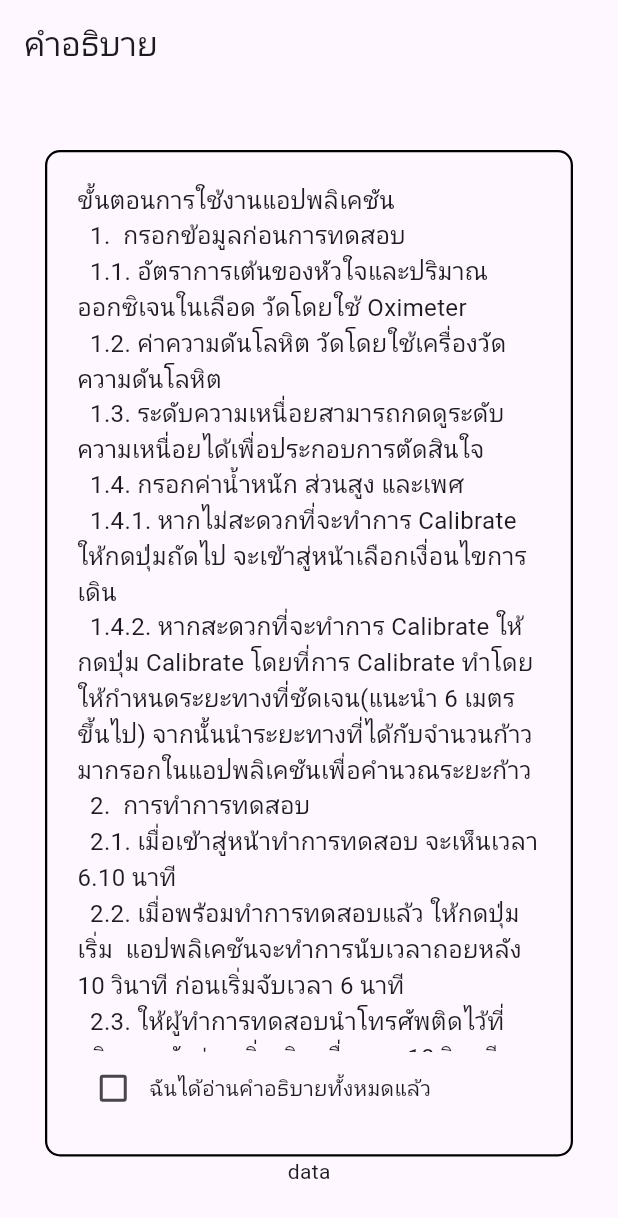
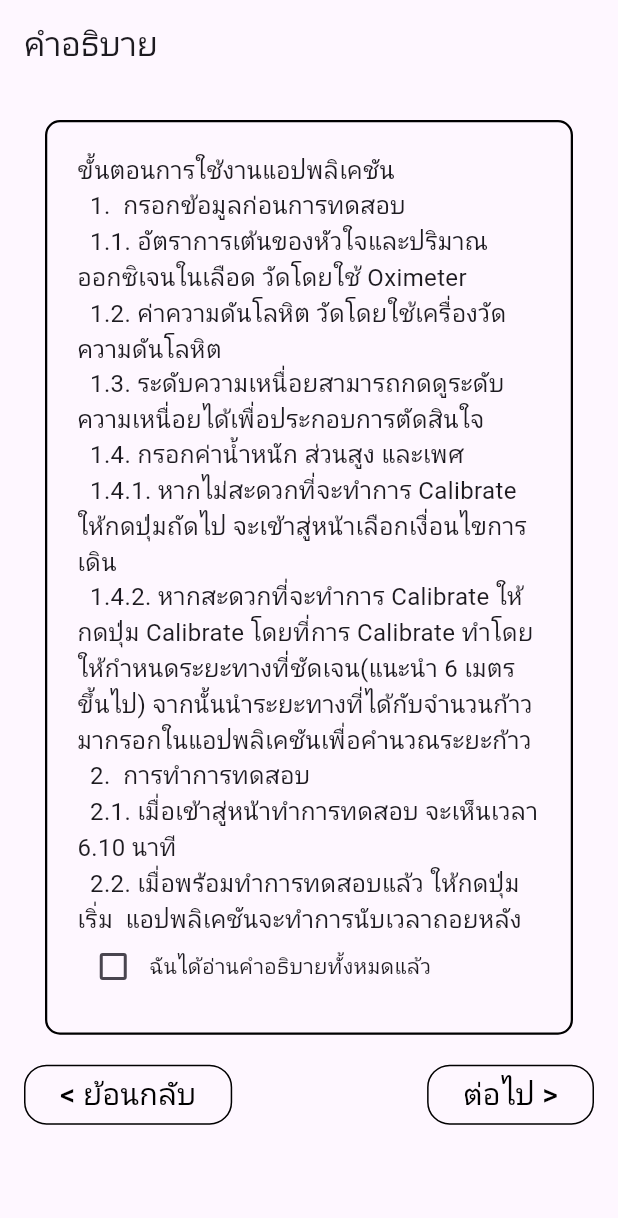
Before and after one commit to KaminariSora/WalkFromHome, a Flutter app: the screen it shows after launch, on a phone screen of 412 x 824 dp. Shown: the top 1218 px of the screen. Run offline on Flutter 3.47's test engine with Material 3 defaults, Android fonts, the phone set to English and light mode, and no system bars; missing offline and left inert: o3d.

Commit message:
Modified overflow

```diff
--- a/walk_from_home/lib/Description_Pass.dart
+++ b/walk_from_home/lib/Description_Pass.dart
@@ -1,4 +1,5 @@
 import 'package:flutter/material.dart';
+import 'NavigationButton.dart';
 
 class DescriptionPass extends StatefulWidget {
   const DescriptionPass({super.key});
@@ -47,8 +48,8 @@ class DescriptionPassState extends State<DescriptionPass> {
             child: Container(
               alignment: Alignment.center,
               width: 352,
-              height: 671,
-              margin: EdgeInsets.only(top: 44),
+              height: MediaQuery.of(context).size.height * 0.74,
+              margin: EdgeInsets.only(top: 24),
               padding: const EdgeInsets.all(20),
               decoration: BoxDecoration(
                 border: Border.all(
@@ -85,7 +86,7 @@ class DescriptionPassState extends State<DescriptionPass> {
               ),
             ),
           ),
-          Container(child: Text('data'),)
+          const Navigationbutton()
         ],
       ),
     );
--- /dev/null
+++ b/walk_from_home/lib/NavigationButton.dart
@@ -0,0 +1,52 @@
+import 'package:flutter/material.dart';
+
+class Navigationbutton extends StatelessWidget {
+  // Constructor (optional parameters can be added here)
+  const Navigationbutton({Key? key}) : super(key: key);
+
+  @override
+  Widget build(BuildContext context) {
+    return Center(
+      child: Container(
+        padding: const EdgeInsets.all(16),
+        child: Row(
+          mainAxisAlignment: MainAxisAlignment.spaceBetween,
+          children: [
+            ElevatedButton(
+              onPressed: () {},
+              style: ElevatedButton.styleFrom(
+                backgroundColor: Colors.transparent,
+                elevation: 0,
+                shadowColor: const Color.fromARGB(0, 86, 82, 82),
+                side: const BorderSide(color: Colors.black, width: 1),
+                shape: RoundedRectangleBorder(
+                  borderRadius: BorderRadius.circular(15), // Rounded corners
+                ),
+              ),
+              child: const Text(
+                '< ย้อนกลับ',
+                style: TextStyle(fontSize: 20,color: Colors.black),
+              ),
+            ),
+            ElevatedButton(
+              onPressed: () {},
+              style: ElevatedButton.styleFrom(
+                backgroundColor: Colors.transparent,
+                elevation: 0,
+                shadowColor: const Color.fromARGB(0, 86, 82, 82),
+                side: const BorderSide(color: Colors.black, width: 1),
+                shape: RoundedRectangleBorder(
+                  borderRadius: BorderRadius.circular(15), // Rounded corners
+                ),
+              ),
+              child: const Text(
+                'ต่อไป >',
+                style: TextStyle(fontSize: 20,color: Colors.black),
+              ),
+            ),
+          ],
+        ),
+      ),
+    );
+  }
+}
--- a/walk_from_home/lib/main.dart
+++ b/walk_from_home/lib/main.dart
@@ -2,6 +2,7 @@ import 'package:flutter/material.dart';
 import 'timeCounter.dart';
 import 'Description_Pass.dart';
 import 'CalibratePopup.dart';
+import 'NavigationButton.dart';
 
 void main() {
   runApp(const MyApp()); // Ensure this wraps with MaterialApp in MyApp
```
